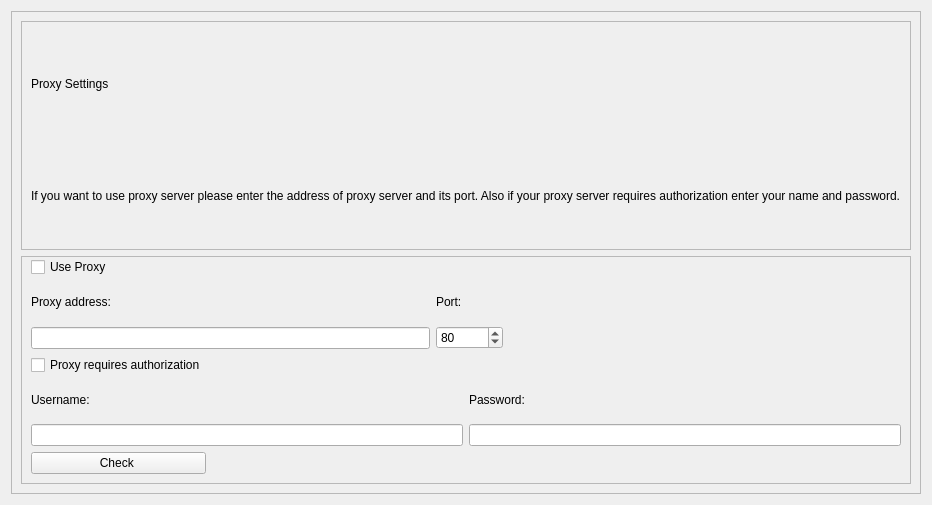
This is quickiewebbot/ui/proxy_settings_widget.ui in andrascii/RiveSolutions_SEO_Spider as Qt 5 draws it before an edit. The edited form follows.
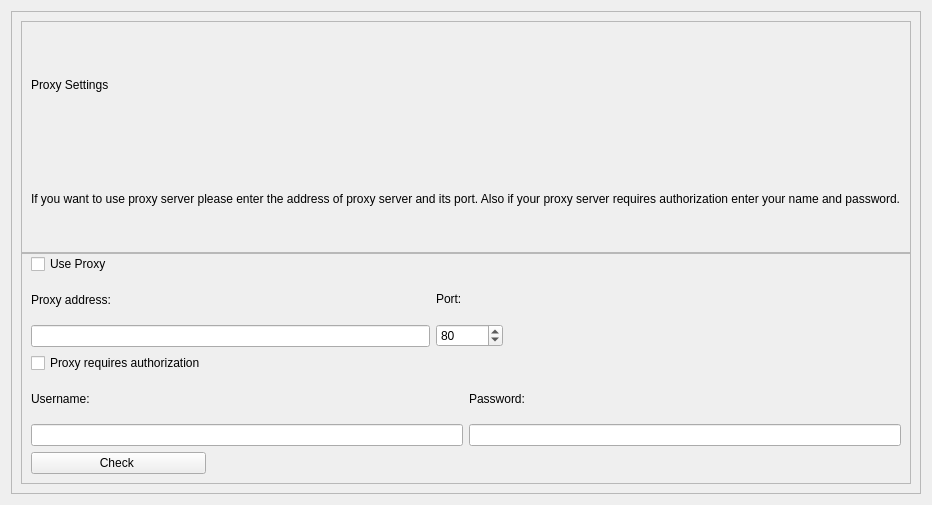
This is the edited form.

Commit message: небольшое изменение стилей

Patch:
```diff
--- a/quickiewebbot/ui/proxy_settings_widget.ui
+++ b/quickiewebbot/ui/proxy_settings_widget.ui
@@ -23,6 +23,9 @@
       <enum>QFrame::Raised</enum>
      </property>
      <layout class="QVBoxLayout" name="verticalLayout_5">
+      <property name="spacing">
+       <number>0</number>
+      </property>
       <item>
        <widget class="QFrame" name="headerFrame">
         <property name="minimumSize">
```
The commit also changes 1 other file.
